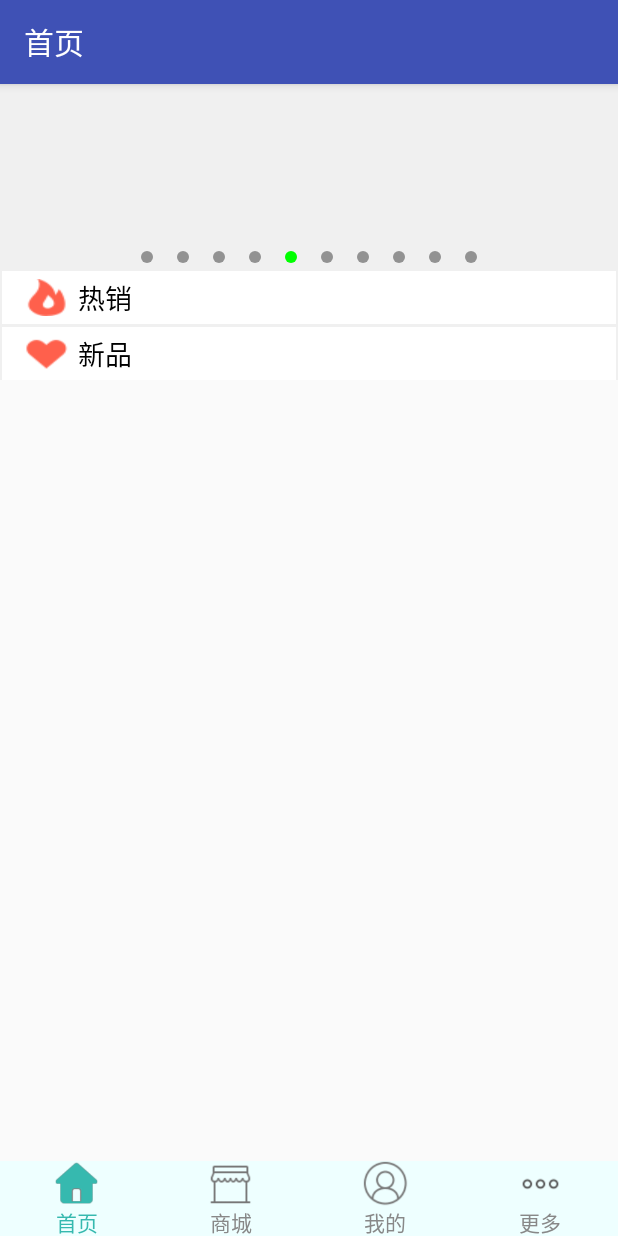
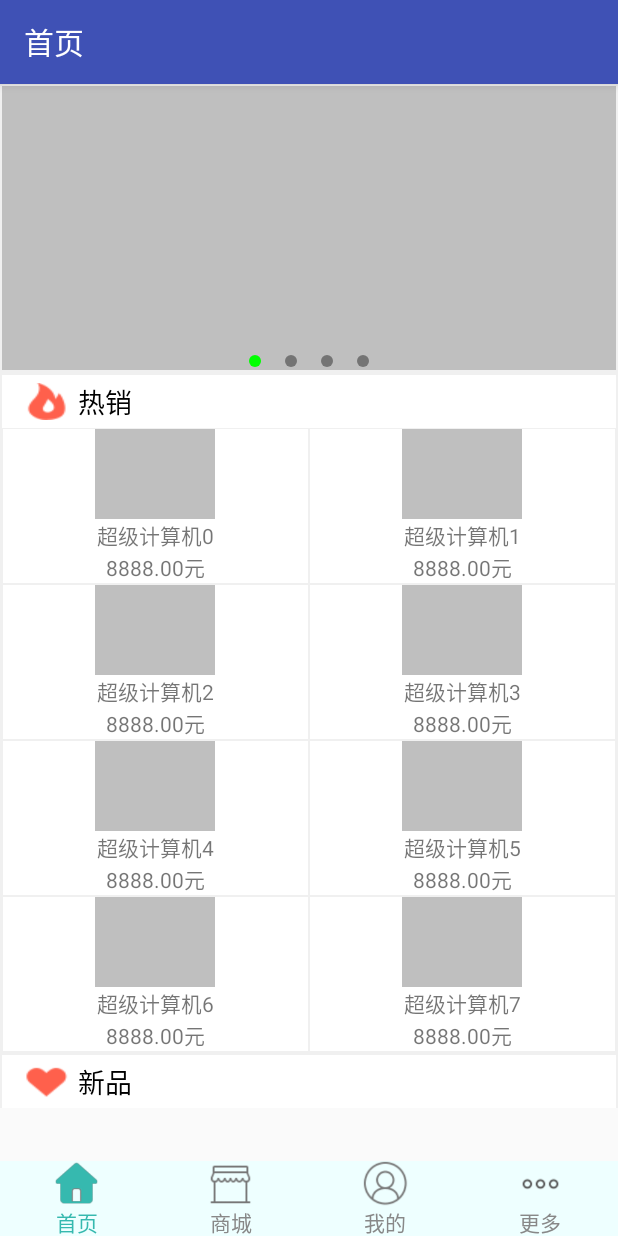
Before and after one commit to TTFlyzebra/XinYi, an Android app: the HomeAcitivy screen opened directly, with no data from a screen before it, on a phone screen of 412 x 824 dp. Run offline under Robolectric (Android 15) with nearby library versions, the phone set to English and light mode, and no system bars.

Commit message:
switch system

```diff
--- /dev/null
+++ b/app/src/main/java/com/flyzebra/xinyi/data/HttpUtils.java
@@ -0,0 +1,54 @@
+package com.flyzebra.xinyi.data;
+
+import android.widget.BaseAdapter;
+
+import com.flyzebra.xinyi.openutils.VolleyUtils;
+
+import java.util.ArrayList;
+import java.util.HashMap;
+import java.util.List;
+import java.util.Map;
+
+/**
+ * Created by FlyZebra on 2016/3/1.
+ */
+public class HttpUtils {
+    public static List<Map<String,Object>> getViewPagerList(){
+        List<Map<String,Object>> list = new ArrayList<Map<String, Object>>();
+        for(int i= 1;i<=4;i++){
+            Map<String, Object> map = new HashMap<String, Object>();
+            map.put("name", String.valueOf(i));
+            map.put("path", "http://192.168.1.88/ordermeal/images/aa" + i + ".jpg");
+            list.add(map);
+        }
+        return list;
+    }
+
+    public static List<Map<String, Object>> getHotsellsList() {
+        List<Map<String,Object>> list = new ArrayList<Map<String, Object>>();
+        for (int i = 0; i < 8; i++) {
+            Map<String, Object> map1 = new HashMap<String, Object>();
+            map1.put("name", "超级计算机"+i);
+            map1.put("price", "8888.00元");
+            map1.put("imagepath", "http://192.168.1.88/ordermeal/images/compter.png");
+            list.add(map1);
+        }
+        return list;
+    }
+
+    public static List<Map<String, Object>> gettestNewList() {
+        List<Map<String,Object>> list = new ArrayList<Map<String, Object>>();
+        for (int i = 0; i < 8; i++) {
+            Map<String, Object> map1 = new HashMap<String, Object>();
+            map1.put("mealname", "超级计算机"+i);
+            map1.put("maelprice", "8888.00元");
+            map1.put("mealimage", "/images/compter.png");
+            list.add(map1);
+        }
+        return list;
+    }
+
+    public static void upAdapter(String url,List<Map<String,Object>> list ,BaseAdapter adapter){
+        VolleyUtils.upAdapter(url,list,adapter);
+    }
+}
--- a/app/src/main/java/com/flyzebra/xinyi/ui/HomeAcitivy.java
+++ b/app/src/main/java/com/flyzebra/xinyi/ui/HomeAcitivy.java
@@ -109,11 +109,11 @@ public class HomeAcitivy extends BaseActivity {
                 null,new TvIvAdapter.SetImageView(){
             @Override
             public void setImageView(String url, ImageView iv) {
-//                ImageUtils.ShowImageView("http://192.168.1.88/ordermeal" + url, iv);
+                ImageUtils.ShowImageView("http://192.168.1.88/ordermeal" + url, iv);
             }
         });
         listview.setAdapter(homeListViewAdapter);
-//        HttpUtils.upAdapter("http://192.168.1.88/ordermeal/table.jsp?get=mealinfo", listview_list, homeListViewAdapter);
+        HttpUtils.upAdapter("http://192.168.1.88/ordermeal/table.jsp?get=mealinfo", listview_list, homeListViewAdapter);
 
         //处理滚动条，默认会滚动到底部
         sv = (ScrollView) findViewById(R.id.home_sv_01);
```
